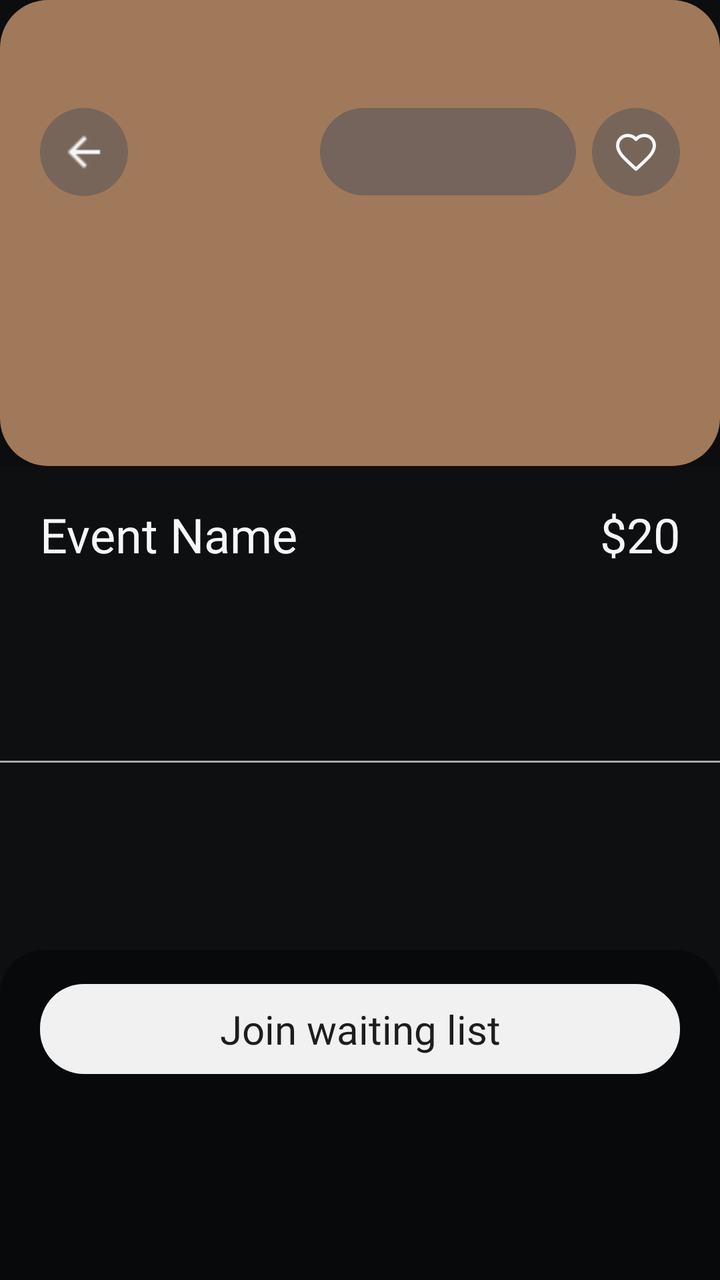
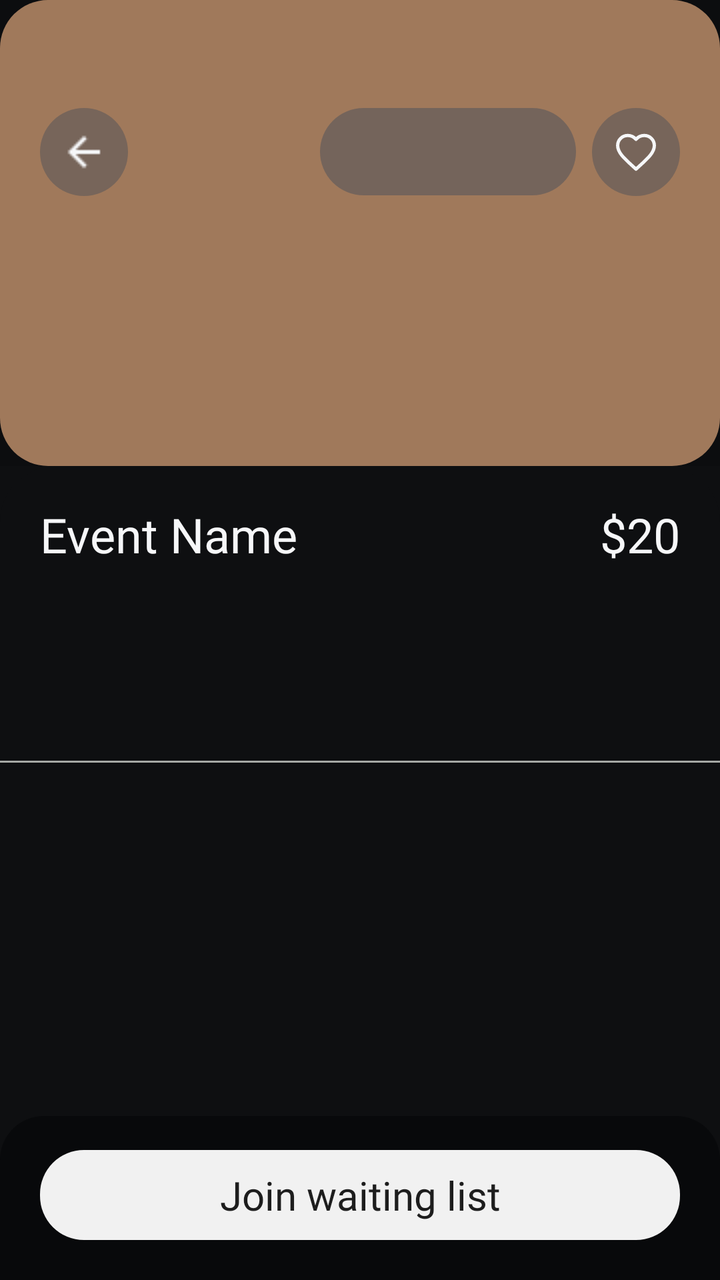

Compare the two renders of this Android layout. The source of the first and the diff that turns it into the second are given below.
<!-- AndroidManifest.xml: application theme Theme.Allot -->
<!-- res/layout/activity_event_detail.xml -->
<?xml version="1.0" encoding="utf-8"?>
<LinearLayout xmlns:android="http://schemas.android.com/apk/res/android"
    xmlns:app="http://schemas.android.com/apk/res-auto"
    android:layout_width="match_parent"
    android:layout_height="match_parent"
    android:background="@color/screen_bg"
    android:orientation="vertical">

    <FrameLayout
        android:id="@+id/heroImageFrame"
        android:layout_width="match_parent"
        android:layout_height="233dp"
        android:background="@drawable/bg_event_image_one">

        <View
            android:layout_width="match_parent"
            android:layout_height="match_parent"
            android:background="#22000000" />

        <LinearLayout
            android:layout_width="match_parent"
            android:layout_height="wrap_content"
            android:layout_marginStart="20dp"
            android:layout_marginTop="54dp"
            android:layout_marginEnd="20dp"
            android:gravity="center_vertical"
            android:orientation="horizontal">

            <ImageButton
                android:id="@+id/backButton"
                android:layout_width="44dp"
                android:layout_height="44dp"
                android:background="@drawable/bg_favorite_circle"
                android:contentDescription="@string/event_detail_back"
                android:padding="12dp"
                android:src="@drawable/arrow_back"
                app:tint="@color/text_primary" />

            <Space
                android:layout_width="0dp"
                android:layout_height="1dp"
                android:layout_weight="1" />

            <TextView
                android:id="@+id/heroDeadlineText"
                android:layout_width="wrap_content"
                android:layout_height="wrap_content"
                android:background="@drawable/bg_pill"
                android:fontFamily="@font/varela_round_regular"
                android:gravity="center"
                android:minWidth="128dp"
                android:paddingStart="18dp"
                android:paddingTop="11dp"
                android:paddingEnd="18dp"
                android:paddingBottom="11dp"
                android:textColor="@color/text_primary"
                android:textSize="16sp" />

            <ImageView
                android:layout_width="44dp"
                android:layout_height="44dp"
                android:layout_marginStart="8dp"
                android:background="@drawable/bg_favorite_circle"
                android:padding="11dp"
                android:src="@drawable/ic_heart_outline"
                app:tint="@color/text_primary" />
        </LinearLayout>
    </FrameLayout>

    <LinearLayout
        android:layout_width="match_parent"
        android:layout_height="0dp"
        android:layout_weight="1"
        android:background="@drawable/bg_event_detail_panel"
        android:orientation="vertical"
        android:paddingTop="18dp">

        <LinearLayout
            android:layout_width="match_parent"
            android:layout_height="wrap_content"
            android:gravity="top"
            android:orientation="horizontal"
            android:paddingStart="20dp"
            android:paddingEnd="20dp">

            <TextView
                android:id="@+id/eventTitleText"
                android:layout_width="0dp"
                android:layout_height="wrap_content"
                android:layout_weight="1"
                android:fontFamily="@font/varela_round_regular"
                android:lineSpacingExtra="2dp"
                android:maxLines="2"
                android:text="@string/default_event_name"
                android:textColor="@color/text_primary"
                android:textSize="24sp" />

            <TextView
                android:id="@+id/eventPriceText"
                android:layout_width="wrap_content"
                android:layout_height="wrap_content"
                android:layout_marginStart="12dp"
                android:fontFamily="@font/varela_round_regular"
                android:gravity="end"
                android:text="@string/default_price"
                android:textColor="@color/text_primary"
                android:textSize="24sp" />
        </LinearLayout>

        <LinearLayout
            android:layout_width="match_parent"
            android:layout_height="wrap_content"
            android:layout_marginTop="12dp"
            android:orientation="vertical"
            android:paddingStart="20dp"
            android:paddingEnd="20dp">

            <TextView
                android:id="@+id/eventLocationText"
                android:layout_width="wrap_content"
                android:layout_height="wrap_content"
                android:fontFamily="@font/varela_round_regular"
                android:textColor="#A6A8A5"
                android:textSize="14sp" />

            <TextView
                android:id="@+id/eventDateText"
                android:layout_width="wrap_content"
                android:layout_height="wrap_content"
                android:layout_marginTop="6dp"
                android:fontFamily="@font/varela_round_regular"
                android:textColor="#A6A8A5"
                android:textSize="14sp" />

            <TextView
                android:id="@+id/eventOrganizerText"
                android:layout_width="wrap_content"
                android:layout_height="wrap_content"
                android:layout_marginTop="6dp"
                android:fontFamily="@font/varela_round_regular"
                android:textColor="#A6A8A5"
                android:textSize="14sp" />
        </LinearLayout>

        <View
            android:layout_width="match_parent"
            android:layout_height="1dp"
            android:layout_marginTop="16dp"
            android:background="#A6A8A5" />

        <TextView
            android:id="@+id/eventErrorText"
            android:layout_width="match_parent"
            android:layout_height="wrap_content"
            android:layout_marginTop="16dp"
            android:paddingStart="20dp"
            android:paddingEnd="20dp"
            android:textColor="#FF7A7A"
            android:textSize="14sp"
            android:visibility="gone" />

        <ProgressBar
            android:id="@+id/eventLoadingIndicator"
            android:layout_width="wrap_content"
            android:layout_height="wrap_content"
            android:layout_gravity="center_horizontal"
            android:layout_marginTop="16dp"
            android:indeterminate="true"
            android:visibility="gone" />

        <ScrollView
            android:layout_width="match_parent"
            android:layout_height="0dp"
            android:layout_marginTop="14dp"
            android:layout_weight="1"
            android:clipToPadding="false"
            android:fillViewport="true"
            android:overScrollMode="never"
            android:paddingStart="20dp"
            android:paddingEnd="20dp">

            <LinearLayout
                android:layout_width="match_parent"
                android:layout_height="wrap_content"
                android:orientation="vertical"
                android:paddingBottom="24dp">

                <TextView
                    android:id="@+id/eventDescriptionText"
                    android:layout_width="match_parent"
                    android:layout_height="wrap_content"
                    android:fontFamily="@font/varela_round_regular"
                    android:lineSpacingExtra="3dp"
                    android:textColor="@color/text_primary"
                    android:textSize="14sp"
                    android:visibility="gone" />

                <TextView
                    android:id="@+id/registrationOpenText"
                    android:layout_width="match_parent"
                    android:layout_height="wrap_content"
                    android:layout_marginTop="8dp"
                    android:fontFamily="@font/varela_round_regular"
                    android:lineSpacingExtra="2dp"
                    android:textColor="#A6A8A5"
                    android:textSize="14sp"
                    android:visibility="gone" />

                <TextView
                    android:id="@+id/registrationDeadlineText"
                    android:layout_width="match_parent"
                    android:layout_height="wrap_content"
                    android:layout_marginTop="8dp"
                    android:fontFamily="@font/varela_round_regular"
                    android:lineSpacingExtra="2dp"
                    android:textColor="#A6A8A5"
                    android:textSize="14sp"
                    android:visibility="gone" />
            </LinearLayout>
        </ScrollView>

        <LinearLayout
            android:layout_width="match_parent"
            android:layout_height="165dp"
            android:background="@drawable/bg_waitlist_container"
            android:gravity="center_horizontal"
            android:orientation="vertical"
            android:paddingStart="20dp"
            android:paddingTop="17dp"
            android:paddingEnd="20dp"
            android:paddingBottom="20dp">

            <TextView
                android:id="@+id/waitlistStatusText"
                android:layout_width="wrap_content"
                android:layout_height="wrap_content"
                android:layout_marginBottom="8dp"
                android:fontFamily="@font/varela_round_regular"
                android:text="@string/event_detail_waitlist_joined_message"
                android:textColor="#A6A8A5"
                android:textSize="12sp"
                android:visibility="gone" />

            <TextView
                android:id="@+id/joinWaitingListButton"
                android:layout_width="match_parent"
                android:layout_height="45dp"
                android:background="@drawable/bg_waitlist_button"
                android:clickable="true"
                android:focusable="true"
                android:fontFamily="@font/varela_round_regular"
                android:gravity="center"
                android:text="@string/event_detail_join_waiting_list"
                android:textColor="#1D1D1D"
                android:textSize="20sp" />

            <TextView
                android:id="@+id/entrantCountText"
                android:layout_width="wrap_content"
                android:layout_height="wrap_content"
                android:layout_marginTop="12dp"
                android:fontFamily="@font/varela_round_regular"
                android:textColor="#A6A8A5"
                android:textSize="16sp"
                android:visibility="gone" />
        </LinearLayout>
    </LinearLayout>

</LinearLayout>
<!-- resources referenced by this layout -->
<resources>
  <color name="screen_bg">#0E0F11</color>
  <color name="text_primary">#F6F7F9</color>
  <!-- drawable arrow_back: png bitmap (drawable, 223 bytes) -->
  <!-- drawable bg_event_detail_panel (drawable) -->
  <?xml version="1.0" encoding="utf-8"?>
  <shape xmlns:android="http://schemas.android.com/apk/res/android" android:shape="rectangle">
      <solid android:color="@color/screen_bg" />
      <corners
          android:topLeftRadius="28dp"
          android:topRightRadius="28dp" />
  </shape>
  <!-- drawable bg_event_image_one (drawable) -->
  <?xml version="1.0" encoding="utf-8"?>
  <shape xmlns:android="http://schemas.android.com/apk/res/android" android:shape="rectangle">
      <solid android:color="@color/event_image_one" />
      <corners android:radius="24dp" />
  </shape>
  <!-- drawable bg_favorite_circle (drawable) -->
  <?xml version="1.0" encoding="utf-8"?>
  <shape xmlns:android="http://schemas.android.com/apk/res/android" android:shape="oval">
      <solid android:color="@color/favorite_bg" />
  </shape>
  <!-- drawable bg_pill (drawable) -->
  <?xml version="1.0" encoding="utf-8"?>
  <shape xmlns:android="http://schemas.android.com/apk/res/android" android:shape="rectangle">
      <solid android:color="@color/pill_bg" />
      <corners android:radius="24dp" />
  </shape>
  <!-- drawable bg_waitlist_button (drawable) -->
  <?xml version="1.0" encoding="utf-8"?>
  <shape xmlns:android="http://schemas.android.com/apk/res/android" android:shape="rectangle">
      <solid android:color="#F1F1F1" />
      <corners android:radius="22dp" />
  </shape>
  <!-- drawable bg_waitlist_container (drawable) -->
  <?xml version="1.0" encoding="utf-8"?>
  <shape xmlns:android="http://schemas.android.com/apk/res/android" android:shape="rectangle">
      <solid android:color="#08090B" />
      <corners
          android:topLeftRadius="22dp"
          android:topRightRadius="22dp" />
  </shape>
  <!-- drawable ic_heart_outline (drawable) -->
  <vector xmlns:android="http://schemas.android.com/apk/res/android"
      android:width="24dp"
      android:height="24dp"
      android:viewportWidth="24"
      android:viewportHeight="24">
      <path
          android:fillColor="#00000000"
          android:pathData="M16.5,3C14.76,3 13.09,3.81 12,5.09C10.91,3.81 9.24,3 7.5,3C4.42,3 2,5.42 2,8.5C2,12.28 5.4,15.36 10.55,20.03L12,21.35L13.45,20.03C18.6,15.36 22,12.28 22,8.5C22,5.42 19.58,3 16.5,3Z"
          android:strokeColor="#F6F7F9"
          android:strokeWidth="1.8"
          android:strokeLineCap="round"
          android:strokeLineJoin="round" />
  </vector>
  <string name="default_event_name">Event Name</string>
  <string name="default_price">$20</string>
  <string name="event_detail_back">Go back</string>
  <string name="event_detail_join_waiting_list">Join waiting list</string>
  <string name="event_detail_waitlist_joined_message">You are on the waiting list for this event.</string>
  <style name="Theme.Allot" parent="Base.Theme.Allot" />
  <color name="event_image_one">#B88B69</color>
  <color name="favorite_bg">#7A4A5058</color>
  <color name="pill_bg">#8A51545C</color>
  <style name="Base.Theme.Allot" parent="Theme.Material3.DayNight.NoActionBar">
          
          
      </style>
</resources>

<!-- the commit's change to res/layout/activity_event_detail.xml (unified diff, before → after) -->
@@ -221,7 +221,7 @@
 
         <LinearLayout
             android:layout_width="match_parent"
-            android:layout_height="165dp"
+            android:layout_height="wrap_content"
             android:background="@drawable/bg_waitlist_container"
             android:gravity="center_horizontal"
             android:orientation="vertical"
@@ -255,6 +255,18 @@
                 android:textSize="20sp" />
 
             <TextView
+                android:id="@+id/actionSubtextText"
+                android:layout_width="match_parent"
+                android:layout_height="wrap_content"
+                android:layout_marginTop="10dp"
+                android:fontFamily="@font/varela_round_regular"
+                android:gravity="center"
+                android:lineSpacingExtra="2dp"
+                android:textColor="#A6A8A5"
+                android:textSize="12sp"
+                android:visibility="gone" />
+
+            <TextView
                 android:id="@+id/entrantCountText"
                 android:layout_width="wrap_content"
                 android:layout_height="wrap_content"
